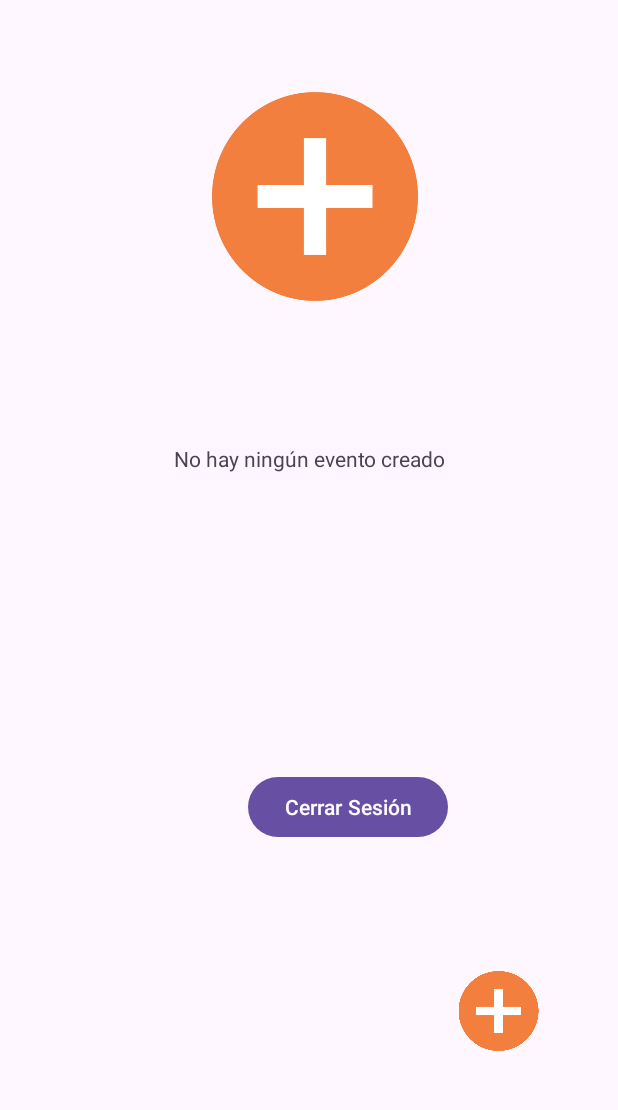
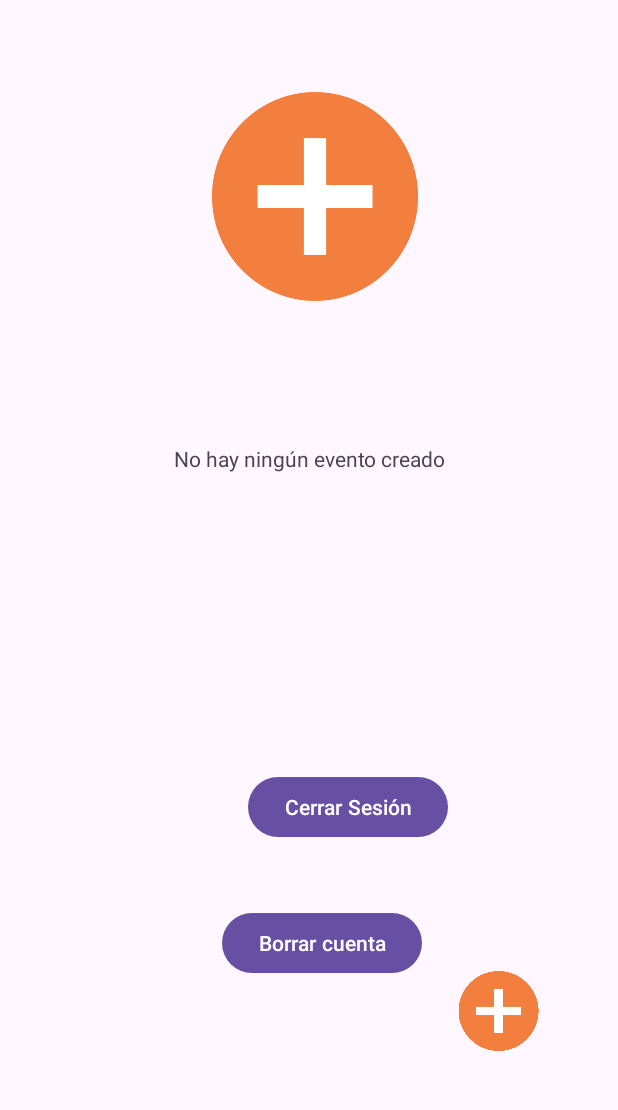
Before and after one commit to arturofgg/EventOs, an Android app built with Jetpack Compose: the screen it shows after launch once a user with an empty profile is signed in (TusEventos), on a phone screen of 412 x 824 dp, the part 96-1206 px from its top. Run offline under Robolectric (Android 15) with nearby library versions, the phone set to English and light mode, and no system bars; our stand-ins replace Firebase (no records; nobody signed in at launch, a user with empty details on screens opened directly); libraries missing offline, so code that uses them is left out: com.yalantis.ucrop; 5 statements that could not run were skipped.

Commit message:
creacion de recycler view y eventos

```diff
--- a/app/build.gradle.kts
+++ b/app/build.gradle.kts
@@ -79,4 +79,5 @@ dependencies {
     implementation("com.google.firebase:firebase-appcheck-playintegrity")
 
 
+
 }
--- a/app/src/main/java/com/example/eventos/TusEventos.java
+++ b/app/src/main/java/com/example/eventos/TusEventos.java
@@ -8,6 +8,8 @@ import androidx.appcompat.app.AppCompatActivity;
 import androidx.core.app.ActivityCompat;
 import androidx.core.content.ContextCompat;
 import androidx.core.content.FileProvider;
+import androidx.recyclerview.widget.LinearLayoutManager;
+import androidx.recyclerview.widget.RecyclerView;
 
 import android.content.Context;
 import android.content.DialogInterface;
@@ -43,13 +45,17 @@ import com.google.firebase.auth.FirebaseUser;
 
 import java.io.File;
 import java.io.IOException;
+import java.util.ArrayList;
 import java.util.Date;
 import java.util.HashMap;
+import java.util.List;
 import java.util.Map;
 
 
 import com.google.firebase.auth.UserProfileChangeRequest;
 import com.google.firebase.firestore.FirebaseFirestore;
+import com.google.firebase.firestore.QueryDocumentSnapshot;
+import com.google.firebase.firestore.QuerySnapshot;
 import com.google.firebase.storage.FileDownloadTask;
 import com.google.firebase.storage.FirebaseStorage;
 import com.google.firebase.storage.StorageReference;
@@ -58,11 +64,15 @@ import com.yalantis.ucrop.UCrop;
 
 
 public class TusEventos extends AppCompatActivity {
+    private RecyclerView recyclerView;
+    private EventoAdapter adapter;
+    private List<Evento> eventos;
 
-    private Button logout;
+    private Button logout,borrar;
+
     private FirebaseAuth mAuth;
     private FirebaseFirestore mFirestore;
-    private ImageView user2;
+    private ImageView user2,creacion;
     private static final int REQUEST_CAMERA_PERMISSION=2020;
 
     private UCrop.Options options;
@@ -77,11 +87,20 @@ public class TusEventos extends AppCompatActivity {
         super.onCreate(savedInstanceState);
         setContentView(R.layout.activity_tus_eventos);
 
+        recyclerView=findViewById(R.id.recycler_view);
+        recyclerView.setLayoutManager(new LinearLayoutManager(this));
+
+        eventos=new ArrayList<>();
+        adapter=new EventoAdapter(eventos);
+        recyclerView.setAdapter(adapter);
+
         mFirestore=FirebaseFirestore.getInstance();
         mAuth = FirebaseAuth.getInstance();
         logout = findViewById(R.id.logout);
         user2 = findViewById(R.id.imageView2);
+        borrar=findViewById(R.id.delete);
         options = new UCrop.Options();
+        creacion=findViewById(R.id.imageView5);
 
         FirebaseApp.initializeApp(/*context=*/ this);
         FirebaseAppCheck firebaseAppCheck = FirebaseAppCheck.getInstance();
@@ -125,6 +144,39 @@ public class TusEventos extends AppCompatActivity {
 
             }
         });
+
+        borrar.setOnClickListener(new View.OnClickListener() {
+            @Override
+            public void onClick(View v) {
+                borrarUsuario();
+            }
+        });
+
+        creacion.setOnClickListener(new View.OnClickListener() {
+            @Override
+            public void onClick(View v) {
+                CrearNuevoEvento();
+            }
+        });
+
+        if(mAuth.getCurrentUser()!=null){
+            String userId=mAuth.getCurrentUser().getUid();
+            mFirestore.collection("Eventos").whereEqualTo("ID_usuario",userId).get().addOnCompleteListener(new OnCompleteListener<QuerySnapshot>() {
+                @Override
+                public void onComplete(@NonNull Task<QuerySnapshot> task) {
+                    if (task.isSuccessful()) {
+                        eventos.clear();
+                        for (QueryDocumentSnapshot document : task.getResult()) {
+                            Evento evento = document.toObject(Evento.class);
+                            eventos.add(evento);
+                        }
+                        adapter.notifyDataSetChanged();
+                    } else {
+                        Log.w(TAG, "Error getting documents.", task.getException());
+                    }
+                }
+            });
+        }
     }
 
     @Override
@@ -354,6 +406,29 @@ public class TusEventos extends AppCompatActivity {
         Glide.with(this).load(photoUrl).circleCrop().diskCacheStrategy(DiskCacheStrategy.NONE).skipMemoryCache(true).into(user2);
     }
 
+    private void borrarUsuario(){
+        FirebaseUser user=mAuth.getCurrentUser();
+        user.delete().addOnCompleteListener(new OnCompleteListener<Void>() {
+            @Override
+            public void onComplete(@NonNull Task<Void> task) {
+                if(task.isSuccessful()){
+                    Toast.makeText(TusEventos.this, "Usuario eliminado correctamente", Toast.LENGTH_SHORT).show();
+                    irLogin();
+                    finish();
+                }
+            }
+        }).addOnFailureListener(new OnFailureListener() {
+            @Override
+            public void onFailure(@NonNull Exception e) {
+                Toast.makeText(TusEventos.this, "Error al eliminar usaurio", Toast.LENGTH_SHORT).show();
+            }
+        });
+    }
+
+    private void CrearNuevoEvento(){
+        Intent intent=new Intent(TusEventos.this, CrearEvento.class);
+        startActivity(intent);
+    }
 
 
 
--- a/app/src/main/res/layout/activity_tus_eventos.xml
+++ b/app/src/main/res/layout/activity_tus_eventos.xml
@@ -5,6 +5,7 @@
     android:layout_width="match_parent"
     android:layout_height="match_parent"
     tools:context=".TusEventos">
+
 
     <!-- AppBar -->
 
@@ -24,6 +25,13 @@
             app:title="Tus Eventos"
             app:titleTextColor="@color/white" />
     </com.google.android.material.appbar.AppBarLayout>
+
+    <androidx.recyclerview.widget.RecyclerView
+        android:id="@+id/recycler_view"
+        android:layout_width="match_parent"
+        android:layout_height="0dp"
+        app:layout_constraintBottom_toTopOf="@+id/logout"
+        app:layout_constraintStart_toStartOf="parent" />
 
     <ImageView
         android:id="@+id/imageView5"
@@ -69,4 +77,14 @@
         app:layout_constraintTop_toBottomOf="@+id/appBarLayout"
         app:srcCompat="@drawable/masnaranja" />
 
+    <Button
+        android:id="@+id/delete"
+        android:layout_width="wrap_content"
+        android:layout_height="wrap_content"
+        android:layout_marginStart="148dp"
+        android:layout_marginBottom="107dp"
+        android:text="Borrar cuenta"
+        app:layout_constraintBottom_toBottomOf="parent"
+        app:layout_constraintStart_toStartOf="parent" />
+
 </androidx.constraintlayout.widget.ConstraintLayout>
```
Also changed, not shown: app/src/main/AndroidManifest.xml (+15 -11 lines), app/src/main/java/com/example/eventos/CrearEvento.java (+128 -20 lines), app/src/main/java/com/example/eventos/Evento.java (added, +83 -0 lines), app/src/main/java/com/example/eventos/EventoAdapter.java (added, +99 -0 lines), app/src/main/java/com/example/eventos/Item_Evento.java (added, +14 -0 lines), app/src/main/res/layout/activity_crear_evento.xml (+31 -18 lines), app/src/main/res/layout/activity_item_evento.xml (added, +42 -0 lines).
